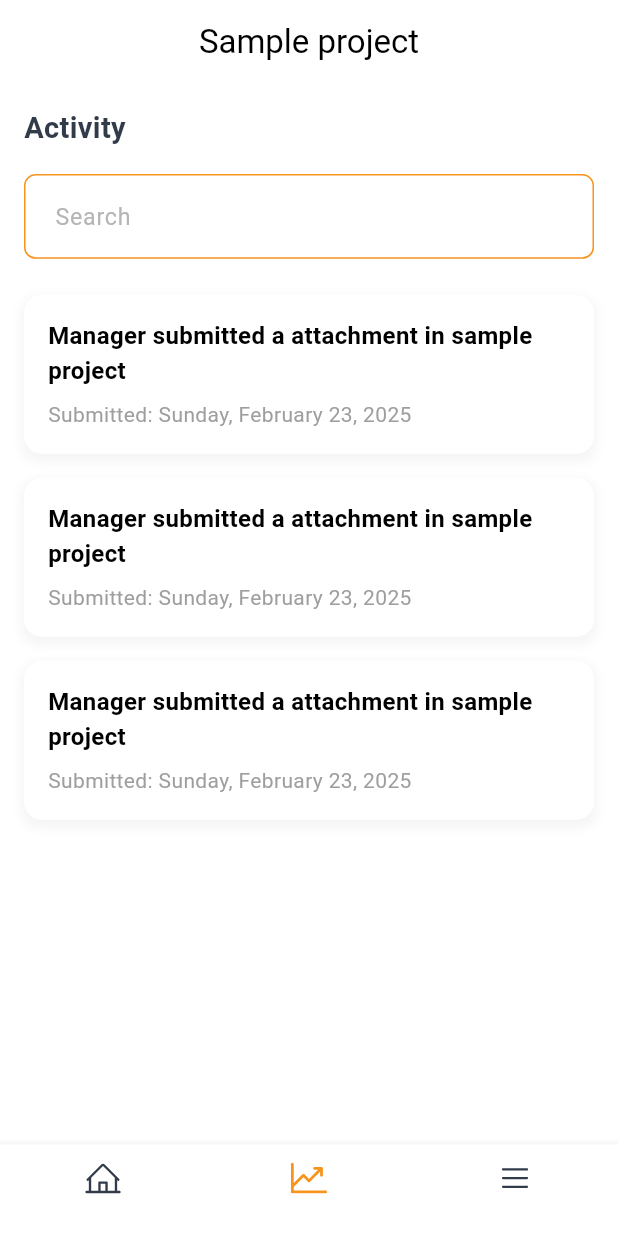
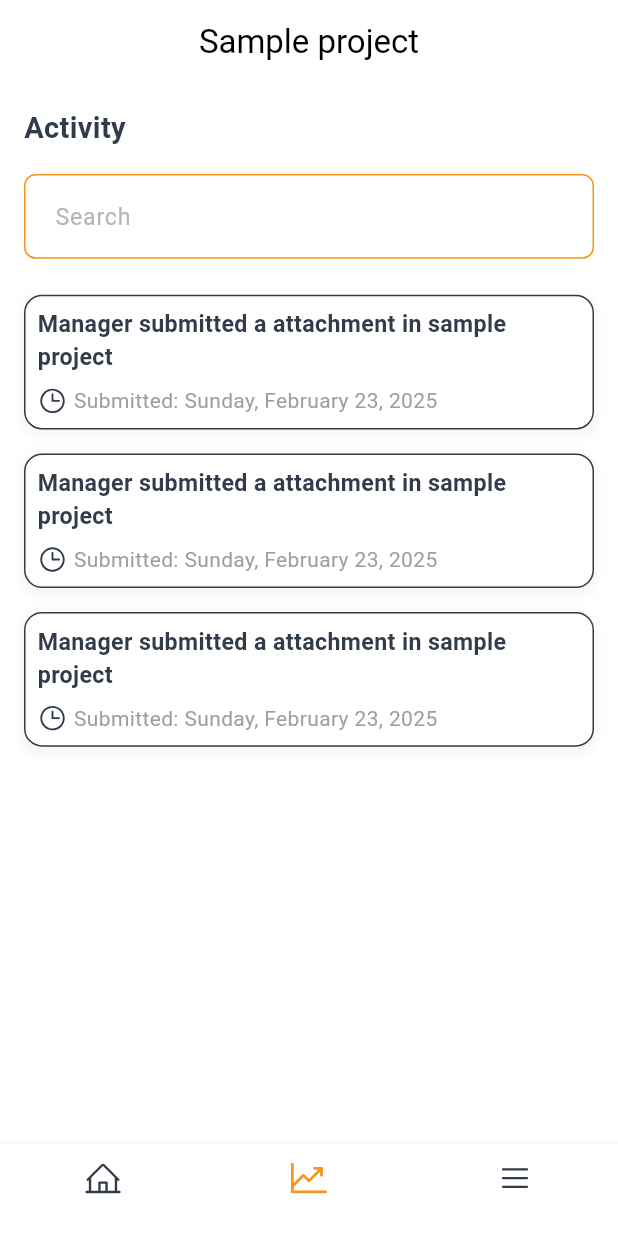
Before and after one commit to mahafujerrahman/Aim-Construction-App, a Flutter app: the RoleSupervisorActivityScreenView screen opened by its route, on a phone screen of 412 x 824 dp. Shown: the top 1233 px of the screen. Run offline on Flutter 3.47's test engine with Material 3 defaults, Android fonts, the phone set to English and light mode, and no system bars; our stand-ins replace cached_network_image, file_picker, flutter_html, flutter_screenutil, flutter_spinkit, flutter_svg and 9 more; accounts and stored records are empty.

Commit message:
more update

```diff
--- a/lib/app/modules/role/supervisor/activityScreen/views/role_supervisor_activity_screen_view.dart
+++ b/lib/app/modules/role/supervisor/activityScreen/views/role_supervisor_activity_screen_view.dart
@@ -2,9 +2,11 @@ import 'package:aim_construction_app/app/modules/bottom_menu/bottom_menu..dart';
 import 'package:aim_construction_app/app/modules/role/supervisor/activityScreen/controllers/role_supervisor_activity_screen_controller.dart';
 import 'package:aim_construction_app/common/widgets/custom_text_field.dart';
 import 'package:aim_construction_app/utils/app_colors.dart';
+import 'package:aim_construction_app/utils/app_icons.dart';
 import 'package:aim_construction_app/utils/style.dart';
 import 'package:flutter/material.dart';
 import 'package:flutter_screenutil/flutter_screenutil.dart';
+import 'package:flutter_svg/flutter_svg.dart';
 import 'package:get/get_core/src/get_main.dart';
 import 'package:get/get_instance/get_instance.dart';
 
@@ -44,10 +46,11 @@ class RoleSupervisorActivityScreenView extends StatelessWidget {
                 itemCount: 3,
                 itemBuilder: (context, index) {
                   return Container(
-                    padding: const EdgeInsets.all(16),
+                    padding:  EdgeInsets.all(8),
                     margin: const EdgeInsets.symmetric(vertical: 8),
                     decoration: BoxDecoration(
                       color: Colors.white,
+                      border: Border.all(color: AppColors.color323B4A),
                       borderRadius: BorderRadius.circular(12),
                       boxShadow: [
                         BoxShadow(
@@ -63,12 +66,13 @@ class RoleSupervisorActivityScreenView extends StatelessWidget {
                       children: [
                         Text(
                           'Manager submitted a attachment in sample project',
-                          style: TextStyle(
-                            fontWeight: FontWeight.bold,
-                            fontSize: 16,
+                          style: AppStyles.fontSize16(fontWeight: FontWeight.w600,color: AppColors.color323B4A)
                         ),
-                        ),
-                        SizedBox(height: 8),
+                        SizedBox(height: 8.h),
+                        Row(
+                          children: [
+                            SvgPicture.asset(AppIcons.submittedIcon),
+                            SizedBox(width: 4.w),
                             Text(
                               'Submitted: Sunday, February 23, 2025',
                               style: TextStyle(
@@ -76,6 +80,9 @@ class RoleSupervisorActivityScreenView extends StatelessWidget {
                                 fontSize: 14,
                               ),
                             ),
+                          ],
+                        ),
+
                       ],
                     ),
                   );
--- a/lib/utils/app_icons.dart
+++ b/lib/utils/app_icons.dart
@@ -22,6 +22,7 @@ class AppIcons{
   static String location ="$baseUrl/location.svg";
   static String phoneIcon ="$baseUrl/phone.svg";
   static String arrowRight ="$baseUrl/arrow-right.svg";
+  static String submittedIcon ="$baseUrl/submittedIcon.svg";
 
 
 
```
Also changed, not shown: assets/icons/submittedIcon.svg (added). Lines whose indentation alone changed are shown as unchanged.
